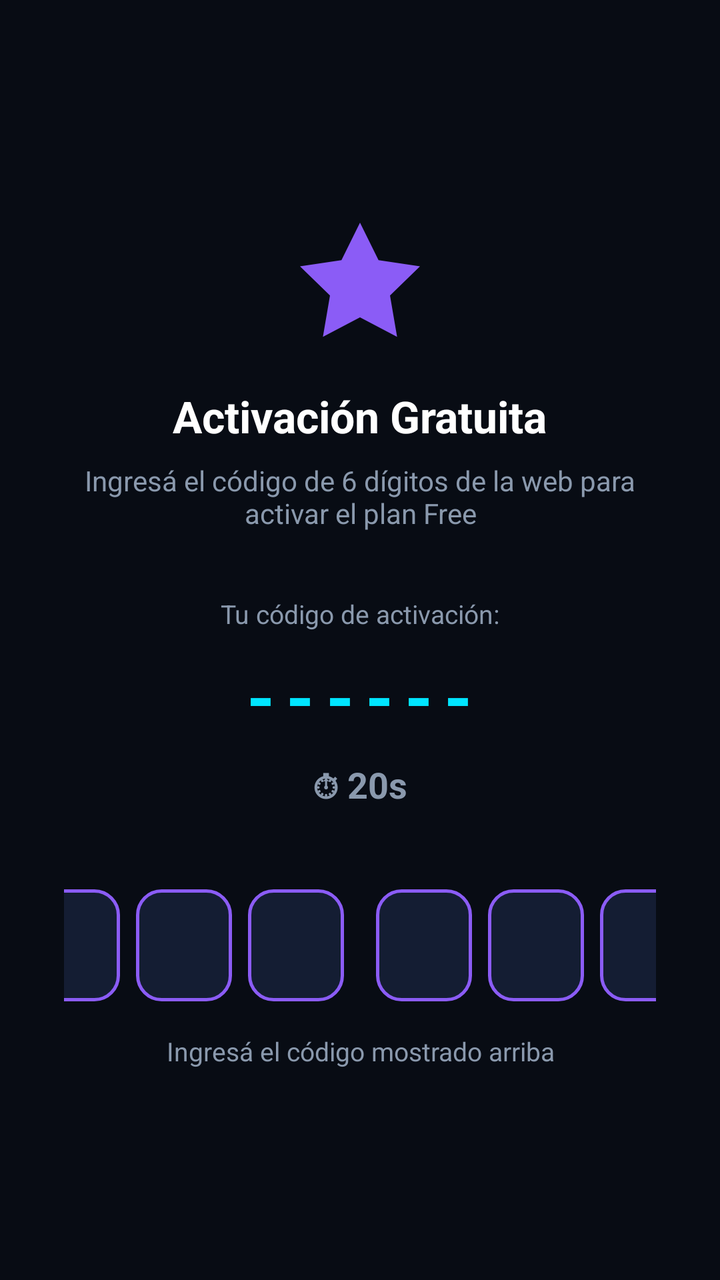
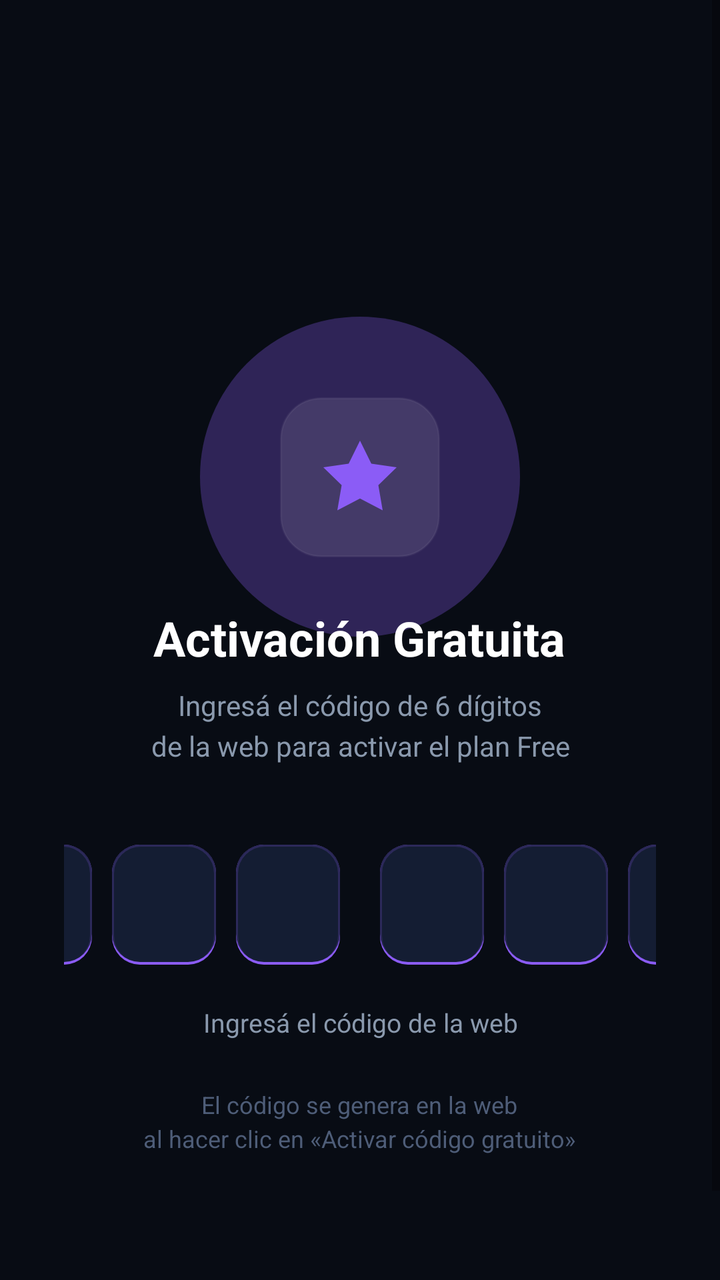

Compare the two renders of this Android layout. The source of the first and the diff that turns it into the second are given below.
<!-- AndroidManifest.xml: application theme Theme.Tvxargtec -->
<!-- res/layout/activity_activation.xml -->
<?xml version="1.0" encoding="utf-8"?>
<LinearLayout xmlns:android="http://schemas.android.com/apk/res/android"
    android:layout_width="match_parent"
    android:layout_height="match_parent"
    android:background="@color/bg_primary"
    android:gravity="center"
    android:orientation="vertical"
    android:padding="32dp">

    <ImageView
        android:layout_width="72dp"
        android:layout_height="72dp"
        android:layout_marginBottom="16dp"
        android:src="@drawable/ic_vip"
        android:tint="@color/brand_violet" />

    <TextView
        android:layout_width="wrap_content"
        android:layout_height="wrap_content"
        android:text="Activación Gratuita"
        android:textColor="@color/text_primary"
        android:textSize="22sp"
        android:textStyle="bold" />

    <TextView
        android:layout_width="wrap_content"
        android:layout_height="wrap_content"
        android:layout_marginTop="8dp"
        android:text="Ingresá el código de 6 dígitos de la web para activar el plan Free"
        android:textColor="@color/text_secondary"
        android:textSize="14sp"
        android:gravity="center" />

    
    <TextView
        android:id="@+id/tvCodeLabel"
        android:layout_width="wrap_content"
        android:layout_height="wrap_content"
        android:layout_marginTop="32dp"
        android:text="Tu código de activación:"
        android:textColor="@color/text_secondary"
        android:textSize="13sp" />

    <TextView
        android:id="@+id/tvDisplayCode"
        android:layout_width="wrap_content"
        android:layout_height="wrap_content"
        android:layout_marginTop="8dp"
        android:letterSpacing="0.15"
        android:text="------"
            android:textColor="@color/brand_cyan"
        android:textSize="36sp"
        android:textStyle="bold" />

    <TextView
        android:id="@+id/tvTimer"
        android:layout_width="wrap_content"
        android:layout_height="wrap_content"
        android:layout_marginTop="8dp"
        android:text="⏱ 20s"
        android:textColor="@color/text_secondary"
        android:textSize="18sp"
        android:textStyle="bold" />

    
    <LinearLayout
        android:layout_width="wrap_content"
        android:layout_height="wrap_content"
        android:layout_marginTop="40dp"
        android:gravity="center"
        android:orientation="horizontal">

        <EditText
            android:id="@+id/etCode1"
            android:layout_width="48dp"
            android:layout_height="56dp"
            android:layout_marginEnd="8dp"
            android:background="@drawable/bg_pin_box"
            android:gravity="center"
            android:inputType="number"
            android:maxLength="1"
            android:textColor="@color/text_primary"
            android:textSize="20sp"
            android:textStyle="bold" />

        <EditText
            android:id="@+id/etCode2"
            android:layout_width="48dp"
            android:layout_height="56dp"
            android:layout_marginEnd="8dp"
            android:background="@drawable/bg_pin_box"
            android:gravity="center"
            android:inputType="number"
            android:maxLength="1"
            android:textColor="@color/text_primary"
            android:textSize="20sp"
            android:textStyle="bold" />

        <EditText
            android:id="@+id/etCode3"
            android:layout_width="48dp"
            android:layout_height="56dp"
            android:layout_marginEnd="16dp"
            android:background="@drawable/bg_pin_box"
            android:gravity="center"
            android:inputType="number"
            android:maxLength="1"
            android:textColor="@color/text_primary"
            android:textSize="20sp"
            android:textStyle="bold" />

        <EditText
            android:id="@+id/etCode4"
            android:layout_width="48dp"
            android:layout_height="56dp"
            android:layout_marginEnd="8dp"
            android:background="@drawable/bg_pin_box"
            android:gravity="center"
            android:inputType="number"
            android:maxLength="1"
            android:textColor="@color/text_primary"
            android:textSize="20sp"
            android:textStyle="bold" />

        <EditText
            android:id="@+id/etCode5"
            android:layout_width="48dp"
            android:layout_height="56dp"
            android:layout_marginEnd="8dp"
            android:background="@drawable/bg_pin_box"
            android:gravity="center"
            android:inputType="number"
            android:maxLength="1"
            android:textColor="@color/text_primary"
            android:textSize="20sp"
            android:textStyle="bold" />

        <EditText
            android:id="@+id/etCode6"
            android:layout_width="48dp"
            android:layout_height="56dp"
            android:background="@drawable/bg_pin_box"
            android:gravity="center"
            android:inputType="number"
            android:maxLength="1"
            android:textColor="@color/text_primary"
            android:textSize="20sp"
            android:textStyle="bold" />

    </LinearLayout>

    <TextView
        android:id="@+id/tvStatus"
        android:layout_width="wrap_content"
        android:layout_height="wrap_content"
        android:layout_marginTop="16dp"
        android:text="Ingresá el código mostrado arriba"
        android:textColor="@color/text_secondary"
        android:textSize="13sp"
        android:gravity="center" />

</LinearLayout>
<!-- resources referenced by this layout -->
<resources>
  <color name="bg_primary">#FF080C14</color>
  <color name="brand_cyan">#FF00E5FF</color>
  <color name="brand_violet">#FF8B5CF6</color>
  <color name="text_primary">#FFFFFFFF</color>
  <color name="text_secondary">#FF8A99AD</color>
  <!-- drawable bg_pin_box (drawable) -->
  <?xml version="1.0" encoding="utf-8"?>
  <shape xmlns:android="http://schemas.android.com/apk/res/android">
      <solid android:color="@color/bg_card" />
      <stroke android:width="1.5dp" android:color="@color/brand_violet" />
      <corners android:radius="12dp" />
  </shape>
  <!-- drawable ic_vip (drawable) -->
  ﻿<vector xmlns:android="http://schemas.android.com/apk/res/android" android:width="24dp" android:height="24dp" android:viewportWidth="24" android:viewportHeight="24"><path android:fillColor="#FFD700" android:pathData="M12,2L15.09,8.26L22,9.27L17,14.14L18.18,21.02L12,17.77L5.82,21.02L7,14.14L2,9.27L8.91,8.26L12,2z"/></vector>
  <color name="bg_card">#FF141D33</color>
  <color name="brand_crimson">#FFEF0044</color>
  <color name="text_on_brand">#FFFFFFFF</color>
  <color name="semantic_error">#FFFF0033</color>
  <style name="Widget.Tvxargtec.Card" parent="Widget.MaterialComponents.CardView">
          <item name="cardBackgroundColor">@color/bg_card</item>
          <item name="cardCornerRadius">14dp</item> 
          <item name="cardElevation">6dp</item>
          <item name="cardMaxElevation">10dp</item>
          <item name="strokeColor">@color/border_card</item>
          <item name="strokeWidth">1dp</item> 
          <item name="contentPadding">0dp</item>
      </style>
  <style name="Widget.Tvxargtec.Button" parent="Widget.MaterialComponents.Button">
          <item name="cornerRadius">12dp</item> 
          <item name="backgroundTint">@color/brand_crimson</item>
          <item name="android:textColor">@color/text_on_brand</item>
          <item name="android:textAllCaps">false</item>
          <item name="android:fontFamily">sans-serif-medium</item>
          <item name="android:letterSpacing">0.04</item>
          <item name="android:stateListAnimator">@null</item>
      </style>
  <color name="border_card">#1AFFFFFF</color>
  <color name="bg_secondary">#FF0F1626</color>
  <style name="Text.Tvxargtec.NavActive">
          <item name="android:textSize">12sp</item>
          <item name="android:fontFamily">sans-serif-medium</item>
      </style>
  <style name="Text.Tvxargtec.NavInactive">
          <item name="android:textSize">11sp</item>
      </style>
  <!-- unchanged entries left out for length: 2 -->
</resources>

<!-- the commit's change to res/layout/activity_activation.xml (unified diff, before → after) -->
@@ -1,162 +1,176 @@
 <?xml version="1.0" encoding="utf-8"?>
-<LinearLayout xmlns:android="http://schemas.android.com/apk/res/android"
+<ScrollView xmlns:android="http://schemas.android.com/apk/res/android"
     android:layout_width="match_parent"
     android:layout_height="match_parent"
     android:background="@color/bg_primary"
-    android:gravity="center"
-    android:orientation="vertical"
-    android:padding="32dp">
+    android:fillViewport="true">
 
-    <ImageView
-        android:layout_width="72dp"
-        android:layout_height="72dp"
-        android:layout_marginBottom="16dp"
-        android:src="@drawable/ic_vip"
-        android:tint="@color/brand_violet" />
+    <LinearLayout
+        android:layout_width="match_parent"
+        android:layout_height="wrap_content"
+        android:gravity="center"
+        android:orientation="vertical"
+        android:padding="32dp"
+        android:layout_marginTop="48dp">
 
-    <TextView
-        android:layout_width="wrap_content"
-        android:layout_height="wrap_content"
-        android:text="Activación Gratuita"
-        android:textColor="@color/text_primary"
-        android:textSize="22sp"
-        android:textStyle="bold" />
+        
+        <View
+            android:layout_width="160dp"
+            android:layout_height="160dp"
+            android:background="@drawable/bg_glow_violet"
+            android:alpha="0.3"
+            android:layout_marginBottom="-120dp" />
 
-    <TextView
-        android:layout_width="wrap_content"
-        android:layout_height="wrap_content"
-        android:layout_marginTop="8dp"
-        android:text="Ingresá el código de 6 dígitos de la web para activar el plan Free"
-        android:textColor="@color/text_secondary"
-        android:textSize="14sp"
-        android:gravity="center" />
+        
+        <LinearLayout
+            android:layout_width="80dp"
+            android:layout_height="80dp"
+            android:gravity="center"
+            android:background="@drawable/bg_glass_card"
+            android:orientation="horizontal">
 
-    
-    <TextView
-        android:id="@+id/tvCodeLabel"
-        android:layout_width="wrap_content"
-        android:layout_height="wrap_content"
-        android:layout_marginTop="32dp"
-        android:text="Tu código de activación:"
-        android:textColor="@color/text_secondary"
-        android:textSize="13sp" />
+            <ImageView
+                android:layout_width="44dp"
+                android:layout_height="44dp"
+                android:src="@drawable/ic_vip"
+                android:tint="@color/brand_violet" />
 
-    <TextView
-        android:id="@+id/tvDisplayCode"
-        android:layout_width="wrap_content"
-        android:layout_height="wrap_content"
-        android:layout_marginTop="8dp"
-        android:letterSpacing="0.15"
-        android:text="------"
-            android:textColor="@color/brand_cyan"
-        android:textSize="36sp"
-        android:textStyle="bold" />
+        </LinearLayout>
 
-    <TextView
-        android:id="@+id/tvTimer"
-        android:layout_width="wrap_content"
-        android:layout_height="wrap_content"
-        android:layout_marginTop="8dp"
-        android:text="⏱ 20s"
-        android:textColor="@color/text_secondary"
-        android:textSize="18sp"
-        android:textStyle="bold" />
-
-    
-    <LinearLayout
-        android:layout_width="wrap_content"
-        android:layout_height="wrap_content"
-        android:layout_marginTop="40dp"
-        android:gravity="center"
-        android:orientation="horizontal">
-
-        <EditText
-            android:id="@+id/etCode1"
-            android:layout_width="48dp"
-            android:layout_height="56dp"
-            android:layout_marginEnd="8dp"
-            android:background="@drawable/bg_pin_box"
-            android:gravity="center"
-            android:inputType="number"
-            android:maxLength="1"
+        <TextView
+            android:layout_width="wrap_content"
+            android:layout_height="wrap_content"
+            android:layout_marginTop="24dp"
+            android:text="Activación Gratuita"
             android:textColor="@color/text_primary"
-            android:textSize="20sp"
+            android:textSize="24sp"
             android:textStyle="bold" />
 
-        <EditText
-            android:id="@+id/etCode2"
-            android:layout_width="48dp"
-            android:layout_height="56dp"
-            android:layout_marginEnd="8dp"
-            android:background="@drawable/bg_pin_box"
+        <TextView
+            android:layout_width="wrap_content"
+            android:layout_height="wrap_content"
+            android:layout_marginTop="8dp"
+            android:text="Ingresá el código de 6 dígitos\nde la web para activar el plan Free"
+            android:textColor="@color/text_secondary"
+            android:textSize="14sp"
             android:gravity="center"
-            android:inputType="number"
-            android:maxLength="1"
-            android:textColor="@color/text_primary"
-            android:textSize="20sp"
-            android:textStyle="bold" />
+            android:lineSpacingExtra="4dp" />
 
-        <EditText
-            android:id="@+id/etCode3"
-            android:layout_width="48dp"
-            android:layout_height="56dp"
-            android:layout_marginEnd="16dp"
-            android:background="@drawable/bg_pin_box"
+        
+        <LinearLayout
+            android:layout_width="wrap_content"
+            android:layout_height="wrap_content"
+            android:layout_marginTop="40dp"
             android:gravity="center"
-            android:inputType="number"
-            android:maxLength="1"
-            android:textColor="@color/text_primary"
-            android:textSize="20sp"
-            android:textStyle="bold" />
+            android:orientation="horizontal">
 
-        <EditText
-            android:id="@+id/etCode4"
-            android:layout_width="48dp"
-            android:layout_height="56dp"
-            android:layout_marginEnd="8dp"
-            android:background="@drawable/bg_pin_box"
+            <EditText
+                android:id="@+id/etCode1"
+                android:layout_width="52dp"
+                android:layout_height="60dp"
+                android:layout_marginEnd="10dp"
+                android:background="@drawable/bg_pin_box"
+                android:gravity="center"
+                android:inputType="number"
+                android:maxLength="1"
+                android:textColor="@color/text_primary"
+                android:textSize="22sp"
+                android:textStyle="bold"
+                android:importantForAutofill="no" />
+
+            <EditText
+                android:id="@+id/etCode2"
+                android:layout_width="52dp"
+                android:layout_height="60dp"
+                android:layout_marginEnd="10dp"
+                android:background="@drawable/bg_pin_box"
+                android:gravity="center"
+                android:inputType="number"
+                android:maxLength="1"
+                android:textColor="@color/text_primary"
+                android:textSize="22sp"
+                android:textStyle="bold"
+                android:importantForAutofill="no" />
+
+            <EditText
+                android:id="@+id/etCode3"
+                android:layout_width="52dp"
+                android:layout_height="60dp"
+                android:layout_marginEnd="20dp"
+                android:background="@drawable/bg_pin_box"
+                android:gravity="center"
+                android:inputType="number"
+                android:maxLength="1"
+                android:textColor="@color/text_primary"
+                android:textSize="22sp"
+                android:textStyle="bold"
+                android:importantForAutofill="no" />
+
+            <EditText
+                android:id="@+id/etCode4"
+                android:layout_width="52dp"
+                android:layout_height="60dp"
+                android:layout_marginEnd="10dp"
+                android:background="@drawable/bg_pin_box"
+                android:gravity="center"
+                android:inputType="number"
+                android:maxLength="1"
+                android:textColor="@color/text_primary"
+                android:textSize="22sp"
+                android:textStyle="bold"
+                android:importantForAutofill="no" />
+
+            <EditText
+                android:id="@+id/etCode5"
+                android:layout_width="52dp"
+                android:layout_height="60dp"
+                android:layout_marginEnd="10dp"
+                android:background="@drawable/bg_pin_box"
+                android:gravity="center"
+                android:inputType="number"
+                android:maxLength="1"
+                android:textColor="@color/text_primary"
+                android:textSize="22sp"
+                android:textStyle="bold"
+                android:importantForAutofill="no" />
+
+            <EditText
+                android:id="@+id/etCode6"
+                android:layout_width="52dp"
+                android:layout_height="60dp"
+                android:background="@drawable/bg_pin_box"
+                android:gravity="center"
+                android:inputType="number"
+                android:maxLength="1"
+                android:textColor="@color/text_primary"
+                android:textSize="22sp"
+                android:textStyle="bold"
+                android:importantForAutofill="no" />
+
+        </LinearLayout>
+
+        
+        <TextView
+            android:id="@+id/tvStatus"
+            android:layout_width="wrap_content"
+            android:layout_height="wrap_content"
+            android:layout_marginTop="20dp"
+            android:text="Ingresá el código de la web"
+            android:textColor="@color/text_secondary"
+            android:textSize="13sp"
+            android:gravity="center" />
+
+        
+        <TextView
+            android:layout_width="wrap_content"
+            android:layout_height="wrap_content"
+            android:layout_marginTop="24dp"
             android:gravity="center"
-            android:inputType="number"
-            android:maxLength="1"
-            android:textColor="@color/text_primary"
-            android:textSize="20sp"
-            android:textStyle="bold" />
-
-        <EditText
-            android:id="@+id/etCode5"
-            android:layout_width="48dp"
-            android:layout_height="56dp"
-            android:layout_marginEnd="8dp"
-            android:background="@drawable/bg_pin_box"
-            android:gravity="center"
-            android:inputType="number"
-            android:maxLength="1"
-            android:textColor="@color/text_primary"
-            android:textSize="20sp"
-            android:textStyle="bold" />
-
-        <EditText
-            android:id="@+id/etCode6"
-            android:layout_width="48dp"
-            android:layout_height="56dp"
-            android:background="@drawable/bg_pin_box"
-            android:gravity="center"
-            android:inputType="number"
-            android:maxLength="1"
-            android:textColor="@color/text_primary"
-            android:textSize="20sp"
-            android:textStyle="bold" />
+            android:text="El código se genera en la web\nal hacer clic en «Activar código gratuito»"
+            android:textColor="@color/text_hint"
+            android:textSize="12sp"
+            android:lineSpacingExtra="3dp" />
 
     </LinearLayout>
 
-    <TextView
-        android:id="@+id/tvStatus"
-        android:layout_width="wrap_content"
-        android:layout_height="wrap_content"
-        android:layout_marginTop="16dp"
-        android:text="Ingresá el código mostrado arriba"
-        android:textColor="@color/text_secondary"
-        android:textSize="13sp"
-        android:gravity="center" />
-
-</LinearLayout>
+</ScrollView>
<!-- resource entries referenced after the edit -->
@@ -3,15 +3,47 @@
   <color name="bg_primary">#FF080C14</color>
   <color name="brand_cyan">#FF00E5FF</color>
   <color name="brand_violet">#FF8B5CF6</color>
+  <color name="text_hint">#FF4E5D78</color>
   <color name="text_primary">#FFFFFFFF</color>
   <color name="text_secondary">#FF8A99AD</color>
+  <!-- drawable bg_glass_card (drawable) -->
+  <?xml version="1.0" encoding="utf-8"?>
+  <shape xmlns:android="http://schemas.android.com/apk/res/android"
+      android:shape="rectangle">
+      <solid android:color="#1AFFFFFF" />
+      <stroke
+          android:width="1dp"
+          android:color="#0DFFFFFF" />
+      <corners android:radius="20dp" />
+  </shape>
+  <!-- drawable bg_glow_violet (drawable) -->
+  <?xml version="1.0" encoding="utf-8"?>
+  <shape xmlns:android="http://schemas.android.com/apk/res/android"
+      android:shape="oval">
+      <solid android:color="#FF8B5CF6" />
+  </shape>
   <!-- drawable bg_pin_box (drawable) -->
   <?xml version="1.0" encoding="utf-8"?>
-  <shape xmlns:android="http://schemas.android.com/apk/res/android">
-      <solid android:color="@color/bg_card" />
-      <stroke android:width="1.5dp" android:color="@color/brand_violet" />
-      <corners android:radius="12dp" />
-  </shape>
+  <layer-list xmlns:android="http://schemas.android.com/apk/res/android">
+      <item>
+          <shape android:shape="rectangle">
+              <solid android:color="#FF8B5CF6" />
+              <corners android:radius="14dp" />
+          </shape>
+      </item>
+      <item android:bottom="1.5dp">
+          <shape android:shape="rectangle">
+              <solid android:color="@color/bg_card" />
+              <corners android:radius="14dp" />
+          </shape>
+      </item>
+      <item>
+          <shape android:shape="rectangle">
+              <stroke android:width="1dp" android:color="#338B5CF6" />
+              <corners android:radius="14dp" />
+          </shape>
+      </item>
+  </layer-list>
   <!-- drawable ic_vip (drawable) -->
   ﻿<vector xmlns:android="http://schemas.android.com/apk/res/android" android:width="24dp" android:height="24dp" android:viewportWidth="24" android:viewportHeight="24"><path android:fillColor="#FFD700" android:pathData="M12,2L15.09,8.26L22,9.27L17,14.14L18.18,21.02L12,17.77L5.82,21.02L7,14.14L2,9.27L8.91,8.26L12,2z"/></vector>
   <color name="bg_card">#FF141D33</color>
